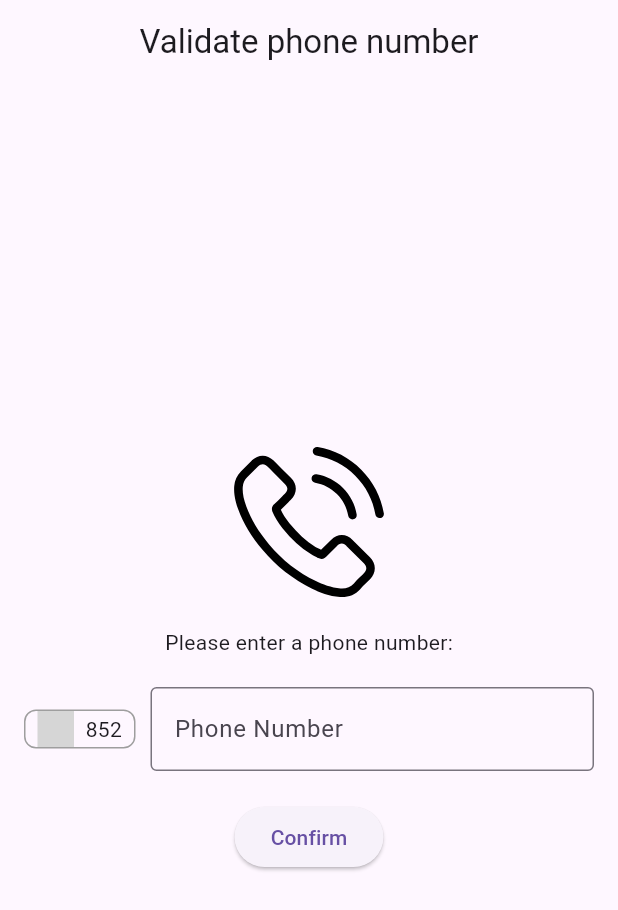
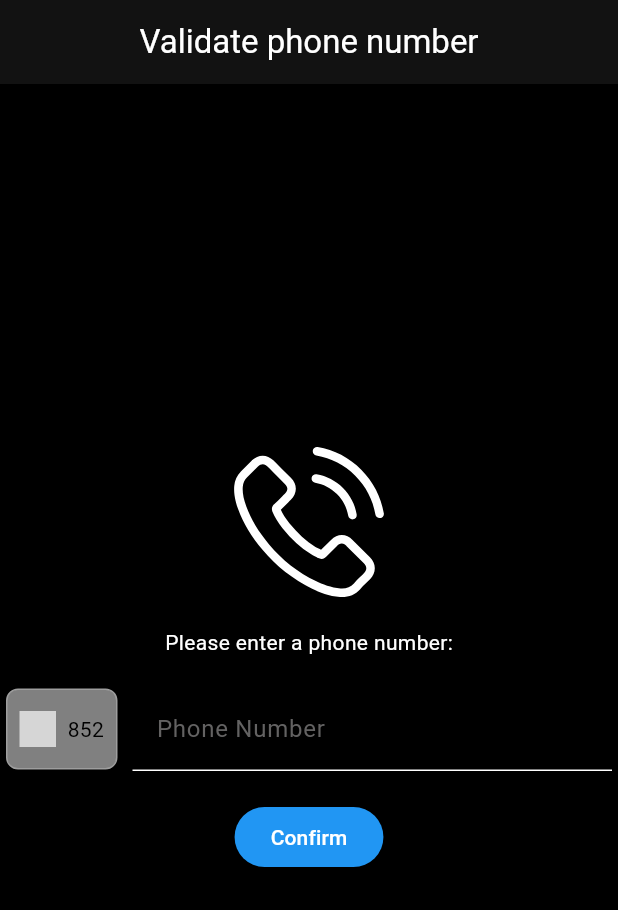
Before and after one commit to chuchu-95/PhoneValidationFlutter, a Flutter app: the screen it shows after launch, on a phone screen of 412 x 824 dp. Shown: the top 910 px of the screen. Run offline on Flutter 3.47's test engine with Material 3 defaults, Android fonts, the phone set to English and light mode, and no system bars; our stand-ins replace bloc, equatable, flutter_bloc, flutter_svg, shared_preferences; network calls fail; grey boxes are pictures that could not be loaded.

Commit message:
UI modified

```diff
--- a/lib/main.dart
+++ b/lib/main.dart
@@ -1,11 +1,13 @@
 import 'package:flutter/material.dart';
+import 'package:flutter_bloc/flutter_bloc.dart';
 import 'package:flutter_svg/flutter_svg.dart';
 import 'package:shared_preferences/shared_preferences.dart';
 import 'country_selector.dart';
-import 'package:http/http.dart' as http;
-import 'dart:convert';
+import 'validation_bloc.dart';
+import 'validation_event.dart';
+import 'validation_state.dart';
 
-void main() {
+void main() async {
   runApp(MyApp());
 }
 
@@ -14,10 +16,29 @@ class MyApp extends StatelessWidget {
   Widget build(BuildContext context) {
     return MaterialApp(
       title: 'Phone Number Validation',
-      theme: ThemeData(
-        primarySwatch: Colors.blue,
+      theme: ThemeData.dark().copyWith(
+        primaryColor: Colors.blue,
+        scaffoldBackgroundColor: Colors.black,
+        colorScheme: ColorScheme.dark().copyWith(
+          primary: Colors.blue,
+          secondary: Colors.blue,
+        ),
+        inputDecorationTheme: InputDecorationTheme(
+          border: UnderlineInputBorder(),
+          filled: true,
+          fillColor: Colors.white,
+        ),
+        elevatedButtonTheme: ElevatedButtonThemeData(
+          style: ElevatedButton.styleFrom(
+            backgroundColor: Colors.blue,
+            foregroundColor: Colors.white,
+          ),
+        ),
       ),
-      home: PhoneNumberValidationPage(),
+      home: BlocProvider(
+        create: (context) => ValidationBloc(),
+        child: PhoneNumberValidationPage(),
+      ),
     );
   }
 }
@@ -44,55 +65,6 @@ class _PhoneNumberValidationPageState extends State<PhoneNumberValidationPage> {
     await prefs.setString('phoneNumber', phoneNumber);
   }
 
-  Future<void> validatePhoneNumber(String phoneNumber) async {
-    final accountSid = '';
-    final authToken = '';
-    final basicAuth =
-        'Basic ' + base64Encode(utf8.encode('$accountSid:$authToken'));
-
-    // print(countryCode);
-    // print(phoneNumber);
-    String flagAssetUpper = flagAsset.toUpperCase();
-    // print(flagAssetIpper);
-    String judge = countryCode + phoneNumber;
-    print(judge);
-
-    final response = await http.get(
-      // Uri.parse('https://lookups.twilio.com/v1/PhoneNumbers/$phoneNumber?CountryCode=${countryCode.substring(1)}'),
-      Uri.parse('https://lookups.twilio.com/v1/PhoneNumbers/$judge?CountryCode=$flagAssetUpper'),
-      headers: {
-        'Authorization': basicAuth,
-      },
-    );
-
-    print('Response status: ${response.statusCode}');
-    print('Response body: ${response.body}');
-
-    if (response.statusCode == 200) {
-      final responseData = json.decode(response.body);
-      final formattedNumber = responseData['phone_number'];
-      Navigator.push(
-        context,
-        MaterialPageRoute(
-          builder: (context) => ValidationResultPage(
-            phoneNumber: formattedNumber,
-            isValid: true,
-          ),
-        ),
-      );
-    } else {
-      Navigator.push(
-        context,
-        MaterialPageRoute(
-          builder: (context) => ValidationResultPage(
-            phoneNumber: phoneNumber,
-            isValid: false,
-          ),
-        ),
-      );
-    }
-  }
-
   @override
   Widget build(BuildContext context) {
     return Scaffold(
@@ -100,16 +72,17 @@ class _PhoneNumberValidationPageState extends State<PhoneNumberValidationPage> {
         title: Center(child: Text('Validate phone number')),
       ),
       body: Padding(
-        padding: const EdgeInsets.all(16.0),
+        padding: const EdgeInsets.all(4.0),
         child: Column(
           mainAxisAlignment: MainAxisAlignment.center,
           children: <Widget>[
             SvgPicture.asset(
-              'assets/phone_icon.svg', // 确保在项目的 assets 目录下有这个文件
+              'assets/phone_icon.svg',
               height: 100,
+              color: Colors.white,
             ),
             SizedBox(height: 20),
-            Text('Please enter a phone number:'),
+            Text('Please enter a phone number:', style: TextStyle(color: Colors.white)),
             SizedBox(height: 20),
             Row(
               children: <Widget>[
@@ -126,8 +99,10 @@ class _PhoneNumberValidationPageState extends State<PhoneNumberValidationPage> {
                     }
                   },
                   child: Container(
+                    height: 54,
                     padding: EdgeInsets.symmetric(horizontal: 8.0),
                     decoration: BoxDecoration(
+                      color: Colors.white.withOpacity(0.5),
                       border: Border.all(color: Colors.grey),
                       borderRadius: BorderRadius.circular(8.0),
                     ),
@@ -138,7 +113,7 @@ class _PhoneNumberValidationPageState extends State<PhoneNumberValidationPage> {
                           height: 24,
                         ),
                         SizedBox(width: 8),
-                        Text(countryCode),
+                        Text(countryCode, style: TextStyle(color: Colors.black)),
                       ],
                     ),
                   ),
@@ -149,21 +124,57 @@ class _PhoneNumberValidationPageState extends State<PhoneNumberValidationPage> {
                     controller: phoneNumberController,
                     keyboardType: TextInputType.phone,
                     decoration: InputDecoration(
-                      border: OutlineInputBorder(),
+                      border: UnderlineInputBorder(),
                       labelText: 'Phone Number',
+                      labelStyle: TextStyle(color: Color.fromARGB(255, 99, 98, 98)),
+                      fillColor: Colors.transparent,
+                      filled: true,
                     ),
                   ),
                 ),
               ],
             ),
             SizedBox(height: 20),
-            ElevatedButton(
-              onPressed: () async {
-                final phoneNumber = phoneNumberController.text;
-                storePhoneNumber(phoneNumber);
-                await validatePhoneNumber(phoneNumber);
+            BlocConsumer<ValidationBloc, ValidationState>(
+              listener: (context, state) {
+                if (state is ValidationSuccess) {
+                  Navigator.push(
+                    context,
+                    MaterialPageRoute(
+                      builder: (context) => ValidationResultPage(
+                        phoneNumber: state.phoneNumber,
+                        isValid: true,
+                      ),
+                    ),
+                  );
+                } else if (state is ValidationFailure) {
+                  Navigator.push(
+                    context,
+                    MaterialPageRoute(
+                      builder: (context) => ValidationResultPage(
+                        phoneNumber: phoneNumberController.text,
+                        isValid: false,
+                      ),
+                    ),
+                  );
+                }
               },
-              child: Text('Confirm'),
+              builder: (context, state) {
+                if (state is ValidationLoading) {
+                  return CircularProgressIndicator();
+                }
+
+                return ElevatedButton(
+                  onPressed: () {
+                    final phoneNumber = phoneNumberController.text;
+                    storePhoneNumber(phoneNumber);
+                    BlocProvider.of<ValidationBloc>(context).add(
+                      ValidatePhoneNumber(countryCode: countryCode, phoneNumber: phoneNumber, flagAsset: flagAsset),
+                    );
+                  },
+                  child: Text('Confirm'),
+                );
+              },
             ),
           ],
         ),
@@ -173,6 +184,7 @@ class _PhoneNumberValidationPageState extends State<PhoneNumberValidationPage> {
 }
 
 class ValidationResultPage extends StatelessWidget {
+
   final String phoneNumber;
   final bool isValid;
 
@@ -190,7 +202,7 @@ class ValidationResultPage extends StatelessWidget {
           children: <Widget>[
             Text(
               'Phone Number: $phoneNumber',
-              style: TextStyle(fontSize: 20),
+              style: TextStyle(fontSize: 20, color: Colors.white),
             ),
             SizedBox(height: 20),
             Text(
--- /dev/null
+++ b/lib/validation_event.dart
@@ -0,0 +1,19 @@
+import 'package:equatable/equatable.dart';
+
+abstract class ValidationEvent extends Equatable {
+  const ValidationEvent();
+
+  @override
+  List<Object> get props => [];
+}
+
+class ValidatePhoneNumber extends ValidationEvent {
+  final String countryCode;
+  final String phoneNumber;
+  final String flagAsset;
+
+  ValidatePhoneNumber({required this.countryCode, required this.phoneNumber, required this.flagAsset});
+
+  @override
+  List<Object> get props => [countryCode, phoneNumber, flagAsset];
+}
--- /dev/null
+++ b/lib/validation_state.dart
@@ -0,0 +1,23 @@
+import 'package:equatable/equatable.dart';
+
+abstract class ValidationState extends Equatable {
+  const ValidationState();
+
+  @override
+  List<Object> get props => [];
+}
+
+class ValidationInitial extends ValidationState {}
+
+class ValidationLoading extends ValidationState {}
+
+class ValidationSuccess extends ValidationState {
+  final String phoneNumber;
+
+  ValidationSuccess(this.phoneNumber);
+
+  @override
+  List<Object> get props => [phoneNumber];
+}
+
+class ValidationFailure extends ValidationState {}
```
Also changed, not shown: lib/country_selector.dart (+27 -5 lines), lib/validation_bloc.dart (added, +45 -0 lines), showPict/1.png (added), showPict/2.png (added), showPict/3.png (added), showPict/4.png (added), 2 other files.
